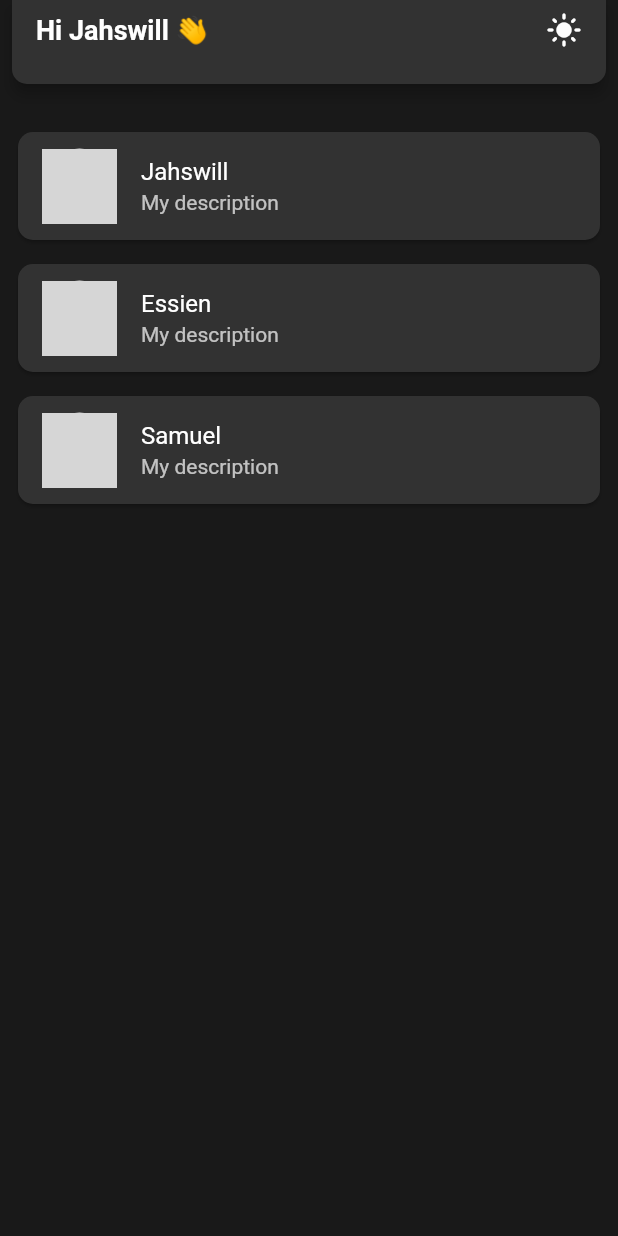
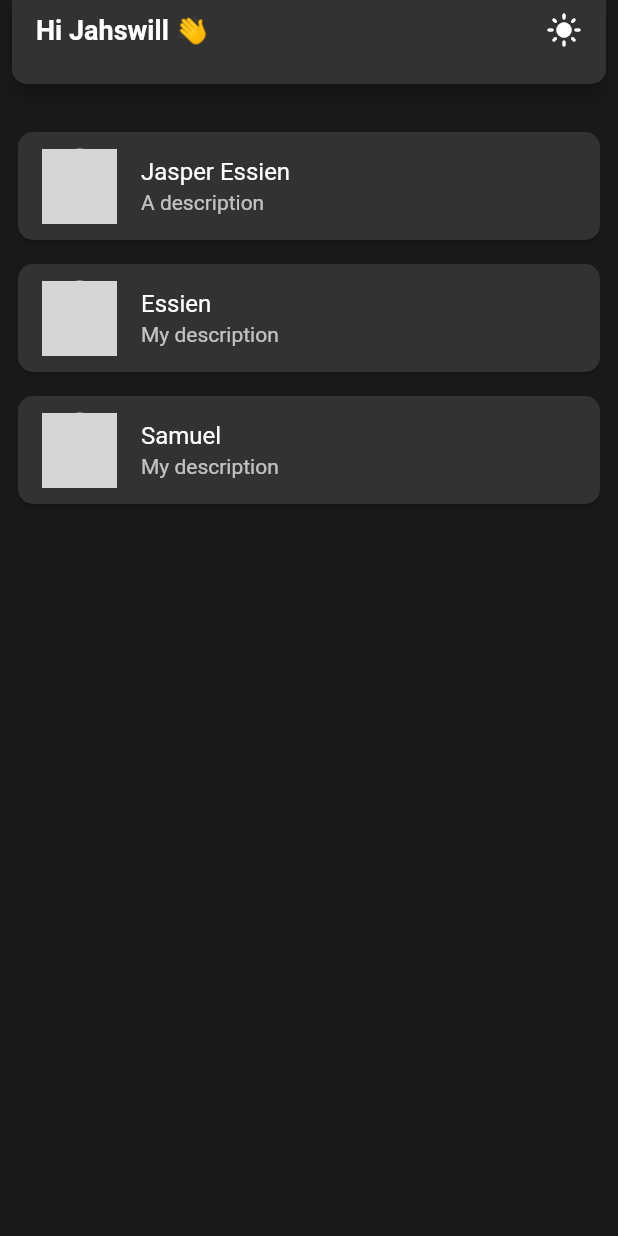
Before and after one commit to JasperEssien2/codemagic_task, a Flutter app: the screen it shows after launch, on a phone screen of 412 x 824 dp. Run offline on Flutter 3.47's test engine with Material 2 defaults, Android fonts, the phone set to English and light mode, and no system bars; network calls fail; grey boxes are pictures that could not be loaded.

Commit message:
set up transition from list to detail page to use transitions

```diff
--- a/lib/widgets/author_item.dart
+++ b/lib/widgets/author_item.dart
@@ -16,12 +16,19 @@ class AuthorItem extends StatelessWidget {
       ),
       child: ListTile(
         onTap: () {
-          Navigator.pushNamed(context, AuthorDetailScreen.screenName);
+          Navigator.pushNamed(
+            context,
+            AuthorDetailScreen.screenName,
+            arguments: author,
+          );
         },
-        leading: CircleAvatar(
-          radius: 25,
-          backgroundColor: Colors.grey[300],
-          backgroundImage: NetworkImage(author.image!),
+        leading: Hero(
+          tag: author.slug ?? '${author.id}',
+          child: CircleAvatar(
+            radius: 25,
+            backgroundColor: Colors.grey[300],
+            backgroundImage: NetworkImage(author.image!),
+          ),
         ),
         title: Text(author.name!),
         subtitle: Text(author.description!),
--- a/lib/widgets/author_list_screen.dart
+++ b/lib/widgets/author_list_screen.dart
@@ -13,9 +13,30 @@ class AuthorsListScreen extends StatefulWidget {
 
 class _AuthorsListScreenState extends State<AuthorsListScreen> {
   final authors = [
-    Author(name: "Jahswill", image: '', description: 'My description'),
-    Author(name: "Essien", image: '', description: 'My description'),
-    Author(name: "Samuel", image: '', description: 'My description'),
+    Author(
+      slug: 'slug1',
+      image:
+          "https://www.gannett-cdn.com/media/USATODAY/USATODAY/2013/03/22/ap-obit-achebe-16_9.jpg?width=2164&height=1223&fit=crop&format=pjpg&auto=webp",
+      name: "Jasper Essien",
+      description: "A description",
+      bio: """What is Lorem Ipsum?
+Lorem Ipsum is simply dummy text of the printing and typesetting industry. Lorem Ipsum has been the industry's standard dummy text ever since the 1500s, when an unknown printer took a galley of type and scrambled it to make a type specimen book. It has survived not only five centuries, but also the leap into electronic typesetting, remaining essentially unchanged. It was popularised in the 1960s with the release of Letraset sheets containing Lorem Ipsum passages, and more recently with desktop publishing software like Aldus PageMaker including versions of Lorem Ipsum.
+      """,
+    ),
+    Author(
+      name: "Essien",
+      image: '',
+      description: 'My description',
+      slug: 'slug2',
+      bio: "A very short bio",
+    ),
+    Author(
+      name: "Samuel",
+      image: '',
+      description: 'My description',
+      slug: 'slug3',
+      bio: "A very very short bio",
+    ),
   ];
 
   @override
```
Also changed, not shown: lib/widgets/author_detail_screen.dart (+25 -11 lines).
